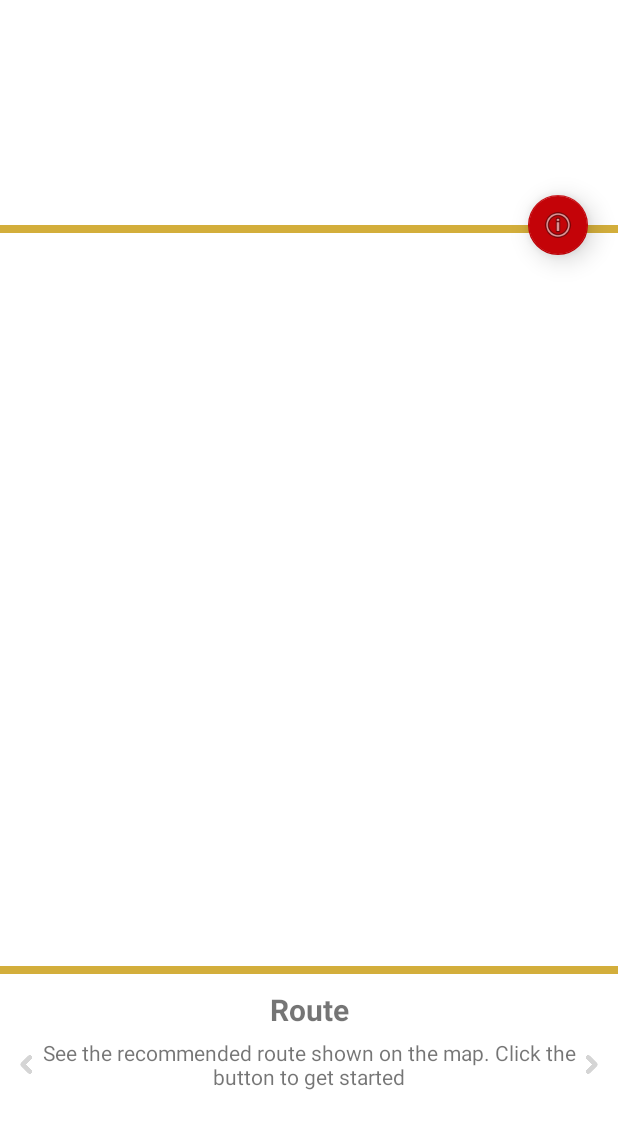
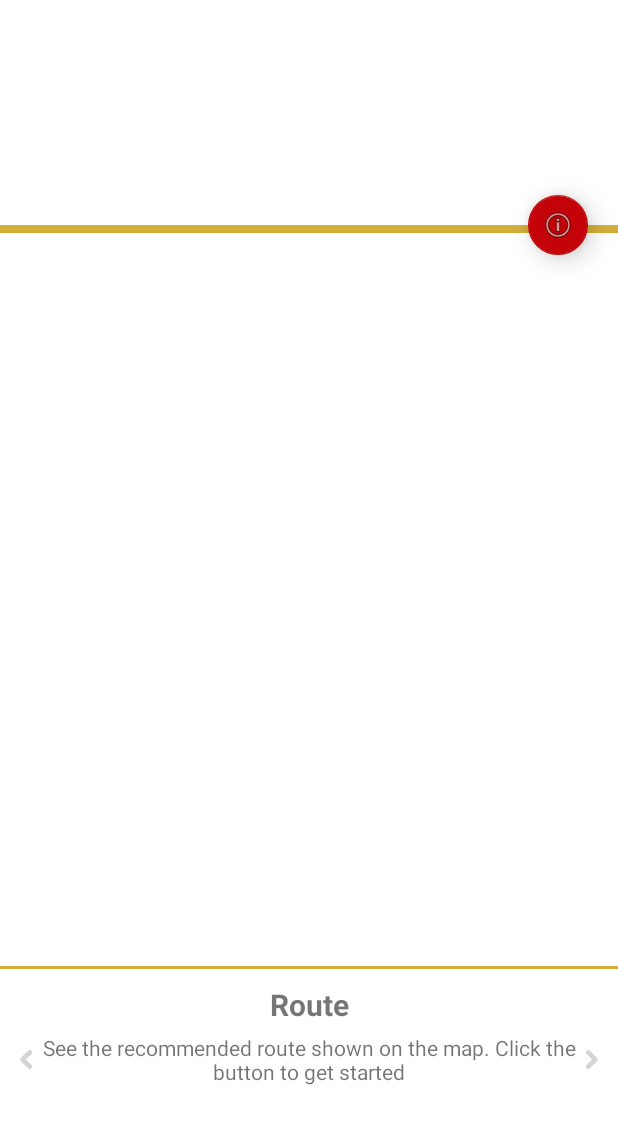
Before and after one commit to bozidars27/Cetinje_Vodic, an Android app: the layout activity_main.xml on its own in the app's theme, with its tools: preview values and no code run, on a phone screen of 412 x 824 dp. Shown: the top 1129 px of the screen. Run offline under Robolectric (Android 15) with nearby library versions, the phone set to English and light mode, and no system bars.

Commit message:
Smanjena širina donjeg graničnika.

```diff
--- a/app/src/main/res/layout/activity_main.xml
+++ b/app/src/main/res/layout/activity_main.xml
@@ -142,12 +142,12 @@
 
         <ImageView
             android:layout_width="match_parent"
-            android:layout_height="5dp"
             app:srcCompat="@color/colorAccent"
             android:id="@+id/border_down"
             android:layout_alignParentTop="true"
             android:layout_alignParentLeft="true"
-            android:layout_alignParentStart="true" />
+            android:layout_alignParentStart="true"
+            android:layout_height="2dp" />
 
     </RelativeLayout>
 
@@ -161,14 +161,6 @@
         android:layout_alignParentRight="true"
         android:layout_alignParentEnd="true"
         android:id="@+id/middle">
-
-        <ImageView
-            android:layout_width="@dimen/icon"
-            android:layout_height="@dimen/icon"
-            android:id="@+id/route"
-            android:layout_alignParentTop="true"
-            android:layout_alignParentLeft="true"
-            android:layout_alignParentStart="true" />
 
         <ImageView
             android:layout_width="@dimen/icon"
@@ -209,6 +201,14 @@
             android:layout_below="@+id/objects"
             android:layout_toRightOf="@+id/objects"
             android:layout_toEndOf="@+id/objects" />
+
+        <ImageView
+            android:layout_width="@dimen/icon"
+            android:layout_height="@dimen/icon"
+            android:id="@+id/route"
+            android:layout_alignParentTop="true"
+            android:layout_alignParentLeft="true"
+            android:layout_alignParentStart="true" />
     </RelativeLayout>
 
 </RelativeLayout>
```
